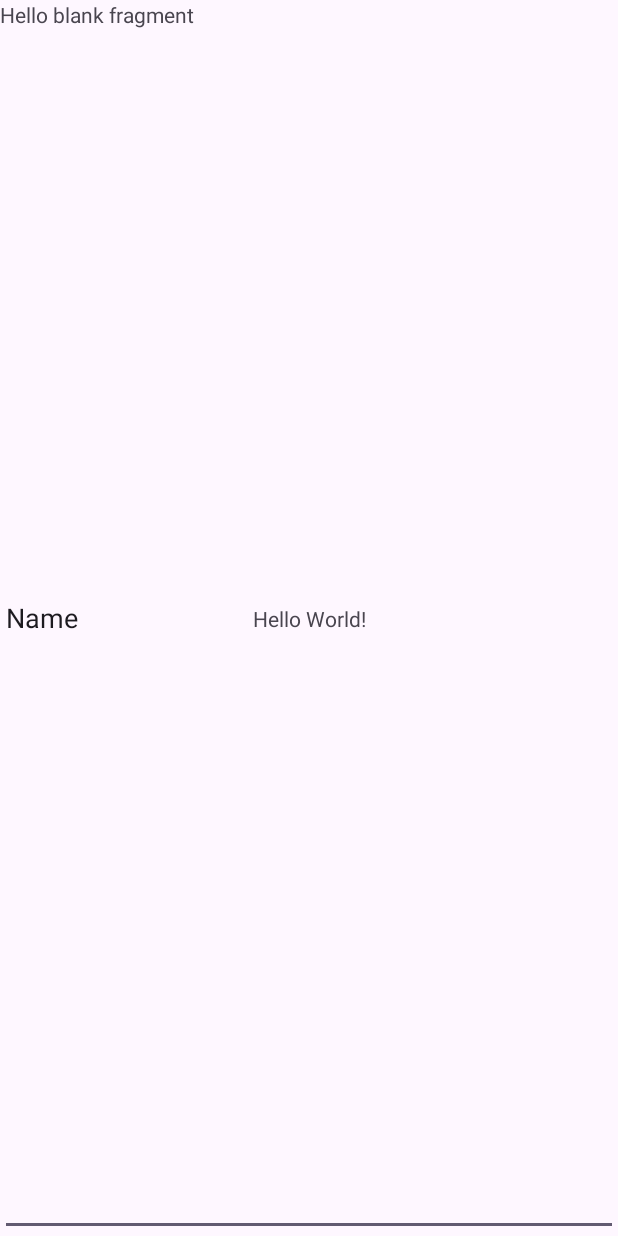
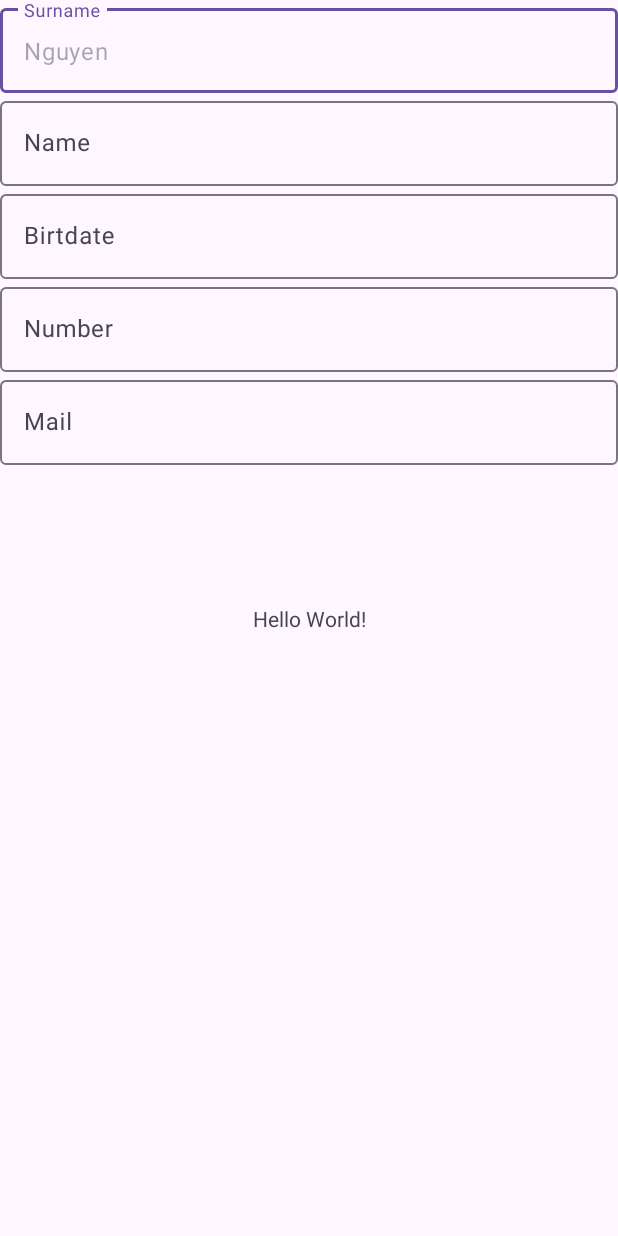
Before and after one commit to tony-nguyen1/TP3-DevMob, an Android app: the screen it shows after launch (MainActivity), on a phone screen of 412 x 824 dp. Run offline under Robolectric (Android 15) with nearby library versions, the phone set to English and light mode, and no system bars.

Commit message:
1er fragment

```diff
--- a/app/src/main/java/fr/umontpellier/etu/tp3_devmob/MainActivity.java
+++ b/app/src/main/java/fr/umontpellier/etu/tp3_devmob/MainActivity.java
@@ -2,9 +2,12 @@ package fr.umontpellier.etu.tp3_devmob;
 
 import androidx.appcompat.app.AppCompatActivity;
 
+import android.annotation.SuppressLint;
 import android.app.FragmentManager;
 import android.app.FragmentTransaction;
 import android.os.Bundle;
+import android.view.View;
+import android.widget.EditText;
 
 public class MainActivity extends AppCompatActivity {
 
@@ -25,5 +28,7 @@ public class MainActivity extends AppCompatActivity {
           //      .add(R.id.myLayout, UserInputFragment.class, savedInstanceState)
             //    .commit();
 
+
+
     }
 }
--- a/app/src/main/java/fr/umontpellier/etu/tp3_devmob/UserInputFragment.java
+++ b/app/src/main/java/fr/umontpellier/etu/tp3_devmob/UserInputFragment.java
@@ -7,6 +7,7 @@ import androidx.fragment.app.Fragment;
 import android.view.LayoutInflater;
 import android.view.View;
 import android.view.ViewGroup;
+import android.widget.EditText;
 
 /**
  * A simple {@link Fragment} subclass.
@@ -59,6 +60,28 @@ public class UserInputFragment extends Fragment {
     public View onCreateView(LayoutInflater inflater, ViewGroup container,
                              Bundle savedInstanceState) {
         // Inflate the layout for this fragment
-        return inflater.inflate(R.layout.fragment_user_input, container, false);
+        View myView =  inflater.inflate(R.layout.fragment_user_input, container, false);
+
+        this.setHintPlaceholder(myView, R.id.edit_text_surname, "Nguyen");
+        this.setHintPlaceholder(myView, R.id.edit_text_name, "Tony");
+        this.setHintPlaceholder(myView, R.id.edit_text_birthdate, "19/06/2000");
+        this.setHintPlaceholder(myView, R.id.edit_text_number, "+33123456789");
+        this.setHintPlaceholder(myView, R.id.edit_text_mail, "tony.nguyen@etu.umontpellier.fr");
+
+        return myView;
+    }
+
+    private void setHintPlaceholder(View v, int r, String placeholder) {
+        final EditText editText = (EditText) v.findViewById(r);
+        editText.setOnFocusChangeListener(new View.OnFocusChangeListener() {
+            @Override
+            public void onFocusChange(View view, boolean hasFocus) {
+                if (hasFocus) {
+                    editText.setHint(placeholder);
+                } else {
+                    editText.setHint("");
+                }
+            }
+        });
     }
 }
--- a/app/src/main/res/layout/fragment_user_input.xml
+++ b/app/src/main/res/layout/fragment_user_input.xml
@@ -1,22 +1,91 @@
 <?xml version="1.0" encoding="utf-8"?>
 <androidx.constraintlayout.widget.ConstraintLayout xmlns:android="http://schemas.android.com/apk/res/android"
+    xmlns:app="http://schemas.android.com/apk/res-auto"
     xmlns:tools="http://schemas.android.com/tools"
     android:layout_width="match_parent"
     android:layout_height="match_parent"
     tools:context=".UserInputFragment">
 
     <!-- TODO: Update blank fragment layout -->
-    <TextView
-        android:id="@+id/userInput"
+
+    <LinearLayout
         android:layout_width="match_parent"
-        android:layout_height="match_parent"
-        android:text="@string/hello_blank_fragment" />
-
-    <EditText
-        android:layout_width="match_parent"
-        android:layout_height="match_parent"
-        android:text="Name"/>
+        android:layout_height="wrap_content"
+        android:orientation="vertical"
+        android:gravity="center"
+        app:layout_constraintStart_toStartOf="parent"
+        app:layout_constraintTop_toTopOf="parent">
 
 
 
+
+
+        <com.google.android.material.textfield.TextInputLayout
+            android:id="@+id/text_input_layout"
+            android:layout_width="match_parent"
+            android:layout_height="wrap_content"
+            android:hint="Surname">
+
+            <EditText
+                android:id="@+id/edit_text_surname"
+                android:layout_width="match_parent"
+                android:layout_height="wrap_content"
+                android:inputType="text"/>
+
+        </com.google.android.material.textfield.TextInputLayout>
+        <com.google.android.material.textfield.TextInputLayout
+            android:id="@+id/text_input_layout_name"
+            android:layout_width="match_parent"
+            android:layout_height="wrap_content"
+            android:hint="Name">
+
+            <EditText
+                android:id="@+id/edit_text_name"
+                android:layout_width="match_parent"
+                android:layout_height="wrap_content"
+                android:inputType="text"/>
+
+        </com.google.android.material.textfield.TextInputLayout>
+        <com.google.android.material.textfield.TextInputLayout
+            android:id="@+id/text_input_layout_birthdate"
+            android:layout_width="match_parent"
+            android:layout_height="wrap_content"
+            android:hint="Birtdate">
+
+            <EditText
+                android:id="@+id/edit_text_birthdate"
+                android:layout_width="match_parent"
+                android:layout_height="wrap_content"
+                android:inputType="text"/>
+
+        </com.google.android.material.textfield.TextInputLayout>
+        <com.google.android.material.textfield.TextInputLayout
+            android:id="@+id/text_input_layout_number"
+            android:layout_width="match_parent"
+            android:layout_height="wrap_content"
+            android:hint="Number">
+
+            <EditText
+                android:id="@+id/edit_text_number"
+                android:layout_width="match_parent"
+                android:layout_height="wrap_content"
+                android:inputType="number"/>
+
+        </com.google.android.material.textfield.TextInputLayout>
+        <com.google.android.material.textfield.TextInputLayout
+            android:id="@+id/text_input_layout_mail"
+            android:layout_width="match_parent"
+            android:layout_height="wrap_content"
+            android:hint="Mail">
+
+            <EditText
+                android:id="@+id/edit_text_mail"
+                android:layout_width="match_parent"
+                android:layout_height="wrap_content"
+                android:inputType="text"/>
+
+        </com.google.android.material.textfield.TextInputLayout>
+    </LinearLayout>
+
+
 </androidx.constraintlayout.widget.ConstraintLayout>
```
